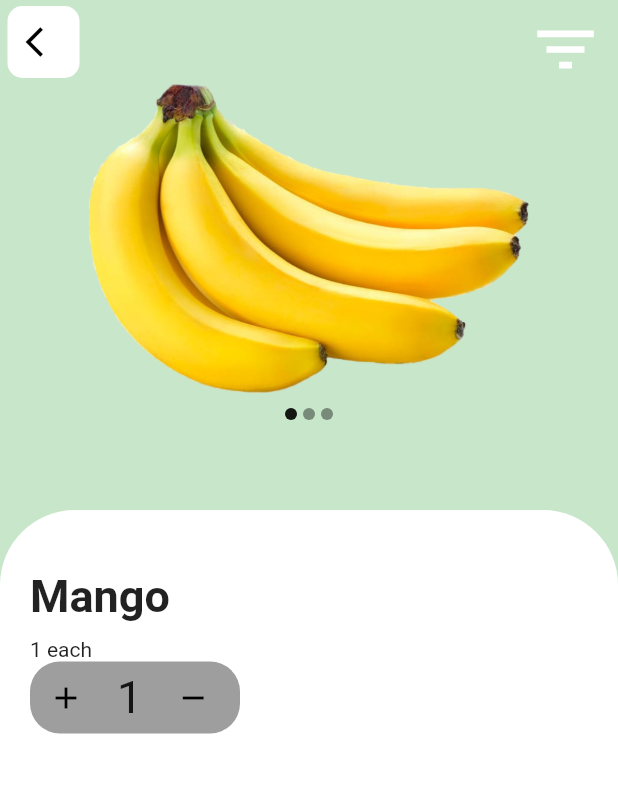
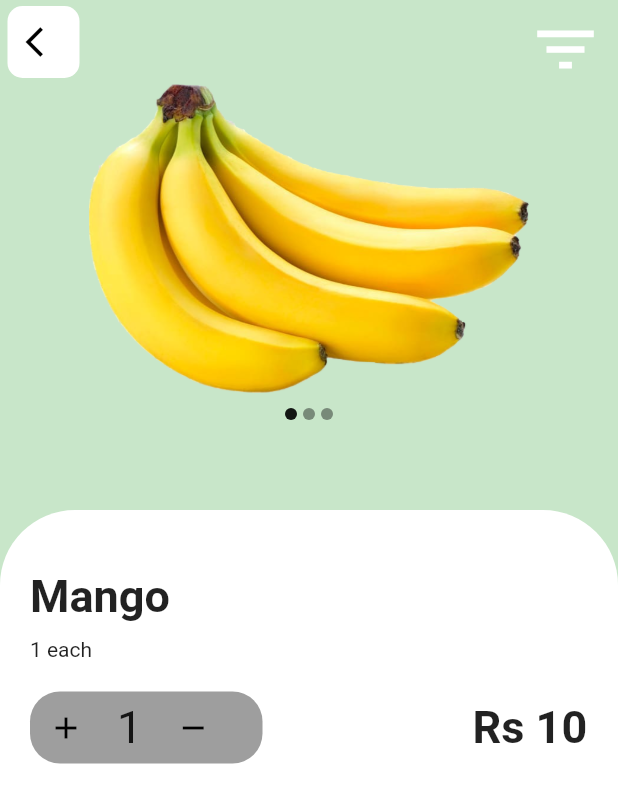
Before and after one commit to khadkabindu/Fruit-App, a Flutter app: the screen it shows after launch, after a tap on the "add" icon, on a phone screen of 412 x 824 dp. Shown: the top 803 px of the screen. Run offline on Flutter 3.47's test engine with Material 2 defaults, Android fonts, the phone set to English and light mode, and no system bars; drawn by our look-alikes of carousel_slider.

Commit message:
added price calculator

```diff
--- a/lib/counter.dart
+++ b/lib/counter.dart
@@ -9,9 +9,11 @@ class CounterDesign extends StatefulWidget {
 
 class _CounterDesign extends State<CounterDesign> {
   int _n = 0;
+  int _amt = 0;
   void add() {
     setState(() {
       _n++;
+      _amt = _amt + 10;
     });
   }
 
@@ -23,12 +25,15 @@ class _CounterDesign extends State<CounterDesign> {
 
   @override
   Widget build(BuildContext context) {
-    return Container(
+    return Row(
+      children: <Widget>[
+        Container(
+          width: 155.0,
           decoration: BoxDecoration(
             color: Colors.grey.shade500,
             borderRadius: BorderRadius.circular(20.0),
           ),
-      width: 140.0,
+//      width: 140.0,
           child: Row(
             children: <Widget>[
               new IconButton(
@@ -56,8 +61,24 @@ class _CounterDesign extends State<CounterDesign> {
                   minus();
                 },
               ),
+              SizedBox(
+                width: 20.0,
+              ),
             ],
           ),
+        ),
+        SizedBox(
+          width: 140.0,
+        ),
+        Container(
+            child: Text(
+          'Rs $_amt',
+          style: TextStyle(
+            fontWeight: FontWeight.bold,
+            fontSize: 30.0,
+          ),
+        )),
+      ],
     );
   }
 }
--- a/lib/main.dart
+++ b/lib/main.dart
@@ -94,6 +94,9 @@ class FirstScreen extends StatelessWidget {
                         height: 10.0,
                       ),
                       Text('1 each'),
+                      SizedBox(
+                        height: 20.0,
+                      ),
                       CounterDesign(),
                     ],
                   ),
```
Lines whose indentation alone changed are shown as unchanged.
